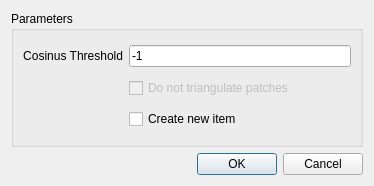
The window that Polyhedron/demo/Polyhedron/Plugins/PMP/Remesh_planar_patches_dialog.ui (CGAL/cgal) describes before a commit, drawn with Qt 5.
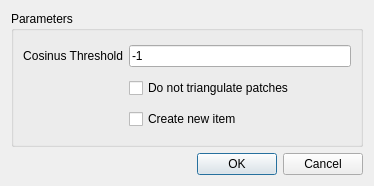
The same window after the commit. Custom widgets are drawn as their Qt base class.

Diff of the .ui file:
```diff
--- a/Polyhedron/demo/Polyhedron/Plugins/PMP/Remesh_planar_patches_dialog.ui
+++ b/Polyhedron/demo/Polyhedron/Plugins/PMP/Remesh_planar_patches_dialog.ui
@@ -52,7 +52,7 @@
       <item row="2" column="1">
        <widget class="QCheckBox" name="notriangulation_checkbox">
         <property name="enabled">
-         <bool>false</bool>
+         <bool>true</bool>
         </property>
         <property name="text">
          <string>Do not triangulate patches</string>
```
